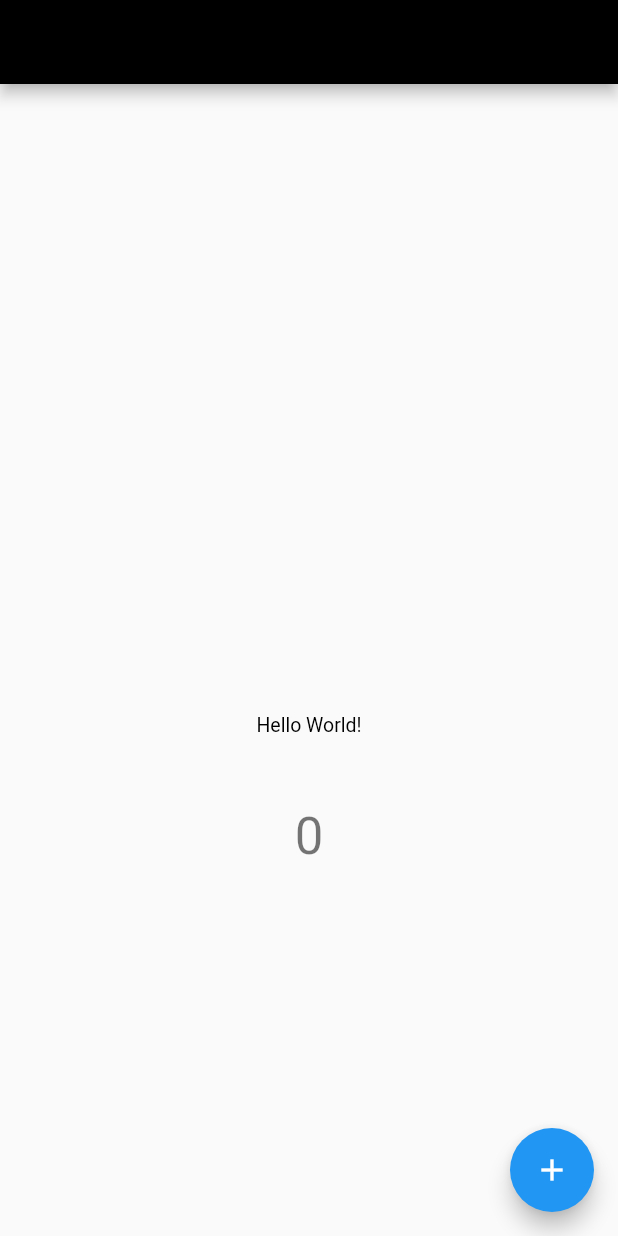
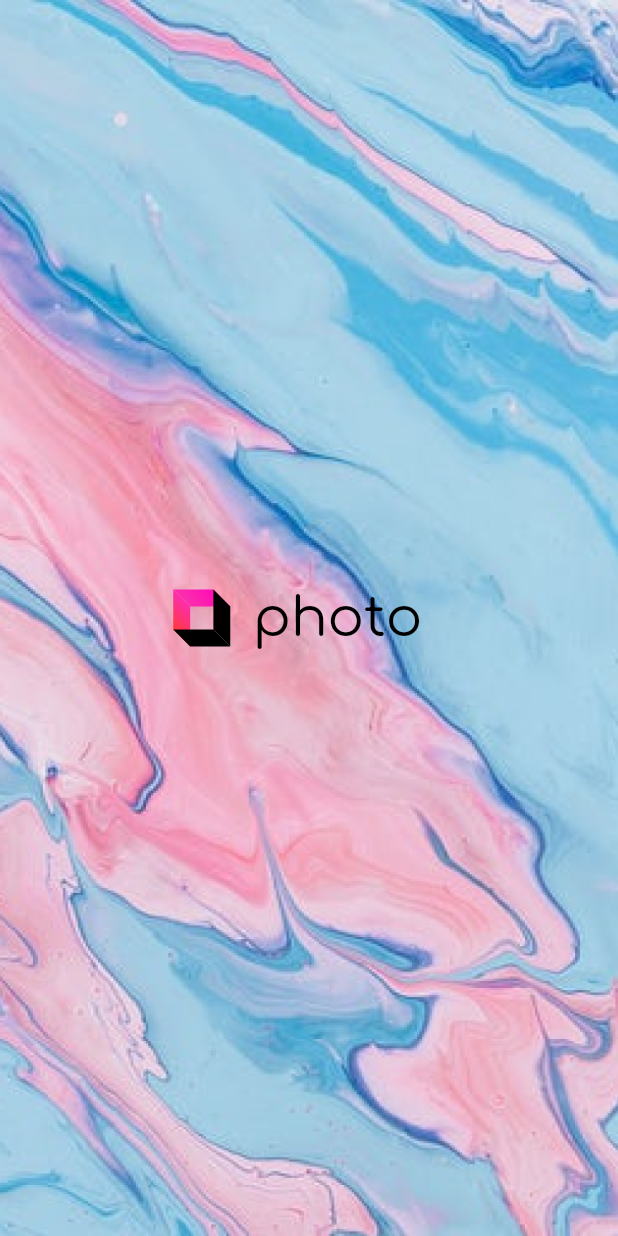
Before and after one commit to lienminhquang/photo, a Flutter app: the screen it shows after launch, on a phone screen of 412 x 824 dp. Run offline on Flutter 3.47's test engine with Material 2 defaults, Android fonts, the phone set to English and light mode, and no system bars; our stand-ins replace google_fonts; generated files the repository leaves out were written again.

Commit message:
+ add Splash screen

```diff
--- a/lib/main.dart
+++ b/lib/main.dart
@@ -3,6 +3,8 @@ import 'dart:developer';
 import 'package:flutter/material.dart';
 import 'package:flutter_gen/gen_l10n/app_localizations.dart';
 import 'package:flutter_localizations/flutter_localizations.dart';
+import 'package:photo/routes.dart';
+import 'package:photo/screens/splash_screen.dart';
 import 'package:photo/theme.dart';
 
 void main() {
@@ -22,54 +24,11 @@ class MyApp extends StatelessWidget {
       ],
       supportedLocales: [Locale('en'), Locale('vi')],
       theme: appTheme,
-      home: MyHomePage(title: ''),
+      routes: {
+        AppRoute.splash: (context) {
+          return SplashScreen();
+        }
+      },
     );
   }
 }
-
-class MyHomePage extends StatefulWidget {
-  MyHomePage({Key key, this.title}) : super(key: key);
-
-  final String title;
-
-  @override
-  _MyHomePageState createState() => _MyHomePageState();
-}
-
-class _MyHomePageState extends State<MyHomePage> {
-  int _counter = 0;
-
-  void _incrementCounter() {
-    setState(() {
-      _counter++;
-    });
-  }
-
-  @override
-  Widget build(BuildContext context) {
-    return Scaffold(
-      appBar: AppBar(
-        title: Text(widget.title),
-      ),
-      body: Center(
-        child: Column(
-          mainAxisAlignment: MainAxisAlignment.center,
-          children: <Widget>[
-            Text(
-              AppLocalizations.of(context).helloWorld,
-            ),
-            Text(
-              '$_counter',
-              style: Theme.of(context).textTheme.headline4,
-            ),
-          ],
-        ),
-      ),
-      floatingActionButton: FloatingActionButton(
-        onPressed: _incrementCounter,
-        tooltip: 'Increment',
-        child: Icon(Icons.add),
-      ),
-    );
-  }
-}
--- /dev/null
+++ b/lib/routes.dart
@@ -0,0 +1,4 @@
+class AppRoute {
+  static final String splash = "/";
+  static final String home = "/home";
+}
--- /dev/null
+++ b/lib/screens/splash_screen.dart
@@ -0,0 +1,38 @@
+import 'package:flutter/material.dart';
+import 'package:flutter_gen/gen_l10n/app_localizations.dart';
+import 'package:photo/widgets/app_icon.dart';
+import 'package:photo/widgets/primary_button.dart';
+import 'package:photo/widgets/user_infomation.dart';
+
+class SplashScreen extends StatelessWidget {
+  const SplashScreen({Key key}) : super(key: key);
+
+  @override
+  Widget build(BuildContext context) {
+    return Scaffold(
+      body: Container(
+        padding: EdgeInsets.all(15),
+        decoration: BoxDecoration(
+            image: DecorationImage(
+                fit: BoxFit.fill,
+                image: AssetImage("assets/images/splash_background.png"))),
+        child: Column(
+          children: [
+            Expanded(
+                child: Center(
+                    child: Row(
+              mainAxisAlignment: MainAxisAlignment.center,
+              children: [
+                AppIcon(),
+                Container(
+                    margin: EdgeInsets.symmetric(horizontal: 15),
+                    child: Text("photo",
+                        style: Theme.of(context).textTheme.headline1)),
+              ],
+            ))),
+          ],
+        ),
+      ),
+    );
+  }
+}
--- a/lib/theme.dart
+++ b/lib/theme.dart
@@ -1,45 +1,46 @@
 import 'package:flutter/material.dart';
+import 'package:google_fonts/google_fonts.dart';
 
 var appTheme = ThemeData(
     brightness: Brightness.light,
     primaryColor: Colors.black,
-    textTheme: const TextTheme(
-      headline1: TextStyle(
+    textTheme: TextTheme(
+      headline1: GoogleFonts.comfortaa(
         letterSpacing: -0.015,
-          height: 40.14,
+        //height: 40.14,
         fontSize: 36,
         fontWeight: FontWeight.w400,
         color: Color(0XFF000000),
-          fontFamily: 'Comfortaa'),
-      headline2: TextStyle(
+      ),
+      headline2: GoogleFonts.roboto(
         letterSpacing: 0.04,
-          height: 15.23,
+        //height: 15.23,
         fontSize: 13,
         fontWeight: FontWeight.w900,
         color: Color(0XFF000000),
-          fontFamily: 'Roboto'),
-      headline3: TextStyle(
-          height: 15.23,
+      ),
+      headline3: GoogleFonts.roboto(
+        //height: 15.23,
         fontSize: 13,
         fontWeight: FontWeight.w700,
         color: Color(0XFF000000),
-          fontFamily: 'Roboto'),
-      subtitle1: TextStyle(
-          height: 12.89,
+      ),
+      subtitle1: GoogleFonts.roboto(
+        //height: 12.89,
         fontSize: 11,
         fontWeight: FontWeight.w400,
         color: Color(0XCC000000),
-          fontFamily: 'Roboto'),
-      bodyText1: TextStyle(
-          height: 17.58,
+      ),
+      bodyText1: GoogleFonts.roboto(
+        //height: 17.58,
         fontSize: 15,
         fontWeight: FontWeight.w400,
         color: Color(0XFF000000),
-          fontFamily: 'Roboto'),
-      bodyText2: TextStyle(
-          height: 18,
+      ),
+      bodyText2: GoogleFonts.roboto(
+        //height: 18,
         fontSize: 13,
         fontWeight: FontWeight.w400,
         color: Color(0XFF000000),
-          fontFamily: 'Roboto'),
+      ),
     ));
--- /dev/null
+++ b/lib/widgets/app_icon.dart
@@ -0,0 +1,88 @@
+import 'dart:math';
+
+import 'package:flutter/material.dart';
+
+class AppIconComponent extends StatelessWidget {
+  final Color beginColor;
+  final Color endColor;
+  const AppIconComponent({
+    Key key,
+    this.beginColor,
+    this.endColor,
+  }) : super(key: key);
+
+  @override
+  Widget build(BuildContext context) {
+    return Transform(
+      transform: Matrix4.skewX(pi / 4),
+      child: Container(
+        width: 38 - 11.26,
+        height: 11.26,
+        //color: this.color,
+        decoration: BoxDecoration(
+          gradient: LinearGradient(
+            begin: FractionalOffset.centerLeft,
+            end: FractionalOffset.centerRight,
+            colors: [beginColor, endColor],
+          ),
+        ),
+      ),
+    );
+  }
+}
+
+class AppIcon extends StatelessWidget {
+  @override
+  Widget build(BuildContext context) {
+    return Container(
+      width: 38,
+      height: 38,
+      child: Stack(
+        children: [
+          Container(
+            child: Stack(
+              children: [
+                AppIconComponent(
+                  beginColor: Color(0XFFFF11A8).withOpacity(0.8),
+                  endColor: Color(0XFFFFF0BB7).withOpacity(1),
+                ),
+                Transform(
+                  transform: Matrix4.rotationZ(-pi / 2) * Matrix4.rotationY(pi),
+                  child: AppIconComponent(
+                    beginColor: Color(0XFFFF11A8).withOpacity(0.8),
+                    endColor: Color(0XFFFF3B32).withOpacity(1),
+                  ),
+                )
+              ],
+            ),
+          ),
+          Positioned(
+            bottom: 0,
+            right: 0,
+            child: Transform.rotate(
+              angle: pi,
+              child: Container(
+                child: Stack(
+                  children: [
+                    AppIconComponent(
+                      beginColor: Color(0XFF000000),
+                      endColor: Color(0XFF000000),
+                    ),
+                    Transform(
+                      transform:
+                          Matrix4.rotationZ(-pi / 2) * Matrix4.rotationY(pi),
+                      child: AppIconComponent(
+                        beginColor: Color(0XFF000000),
+                        endColor: Color(0XFF000000),
+                      ),
+                    )
+                  ],
+                ),
+              ),
+            ),
+          ),
+        ],
+      ),
+    );
+  }
+}
--- a/pubspec.yaml
+++ b/pubspec.yaml
@@ -26,6 +26,7 @@ dependencies:
   flutter_localizations:
     sdk: flutter
   intl: ^0.17.0
+  google_fonts: ^2.1.0
 
 
   # The following adds the Cupertino Icons font to your application.
@@ -49,9 +50,8 @@ flutter:
   uses-material-design: true
 
   # To add assets to your application, add an assets section, like this:
-  # assets:
-  #   - images/a_dot_burr.jpeg
-  #   - images/a_dot_ham.jpeg
+  assets:
+    - assets/images/splash_background.png
 
   # An image asset can refer to one or more resolution-specific "variants", see
   # https://flutter.dev/assets-and-images/#resolution-aware.
```
Also changed, not shown: assets/images/splash_background.png (added), pubspec.lock. Lines whose indentation alone changed are shown as unchanged.
